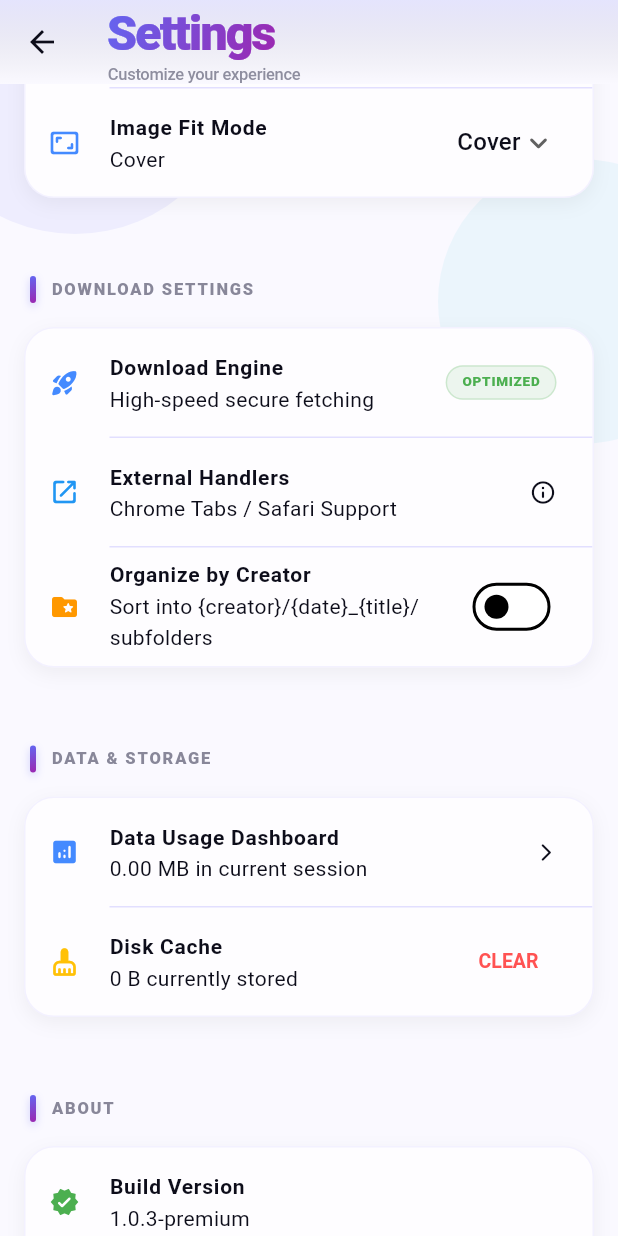
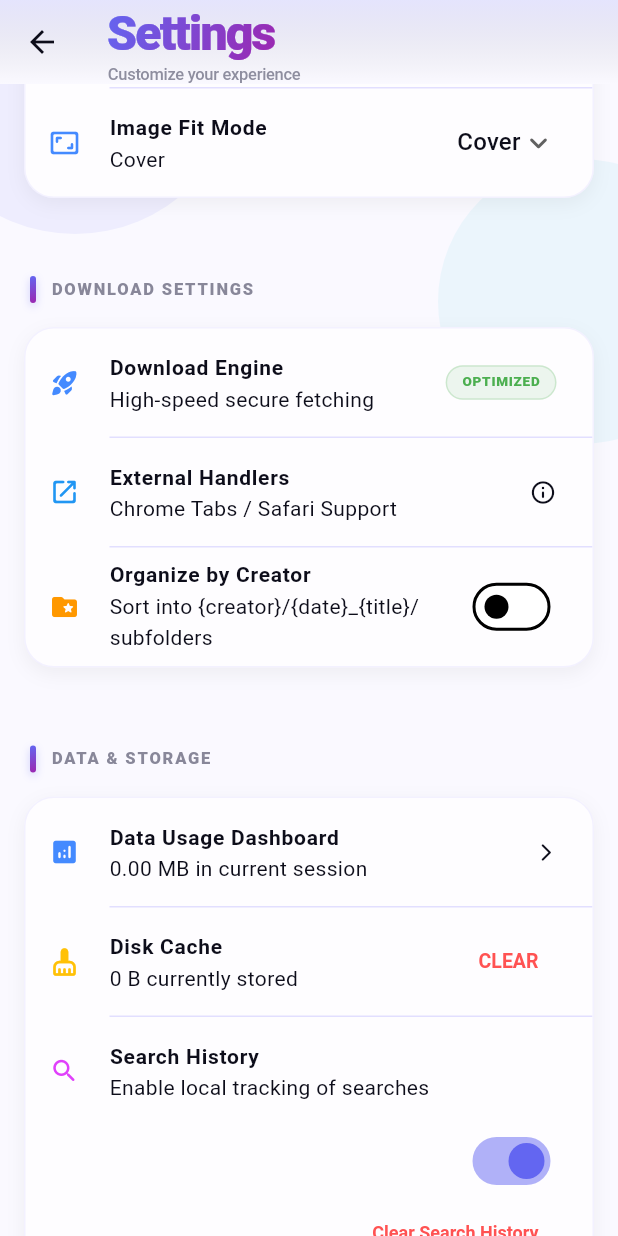
Before and after one commit to IR2816/K-C-Gallery-Viewer-CoMake, a Flutter app: the SettingsScreen screen opened by its route, scrolled down 1152 dp, on a phone screen of 412 x 824 dp. Run offline on Flutter 3.47's test engine with Material 3 defaults, Android fonts, the phone set to English and light mode, and no system bars; our stand-ins replace audioplayers, cached_network_image, chewie, dio, firebase_core, firebase_crashlytics and 7 more; missing offline and left inert: flutter_custom_tabs, flutter_inappwebview; accounts and stored records are empty; network calls fail.

```diff
--- a/lib/data/datasources/kemono_remote_datasource_impl.dart
+++ b/lib/data/datasources/kemono_remote_datasource_impl.dart
@@ -37,7 +37,9 @@ class _ApiCache {
   void set(String key, dynamic data) {
     if (_cache.length > 100) {
       final keysToRemove = _cache.keys.take(20).toList();
-      for (final k in keysToRemove) _cache.remove(k);
+      for (final k in keysToRemove) {
+        _cache.remove(k);
+      }
     }
     _cache[key] = _ApiCacheEntry(data, DateTime.now());
   }
--- a/lib/main.dart
+++ b/lib/main.dart
@@ -27,6 +27,7 @@ import 'presentation/providers/tracked_http_client.dart';
 import 'presentation/providers/download_provider.dart';
 import 'presentation/providers/bookmark_provider.dart';
 import 'presentation/providers/creator_quick_access_provider.dart';
+import 'presentation/providers/search_history_provider.dart';
 // 🚀 NEW: Discord imports
 import 'providers/discord_provider.dart';
 import 'providers/discord_search_provider.dart';
@@ -159,6 +160,10 @@ class MyApp extends StatelessWidget {
         // Creator Quick Access (recent + local favorites)
         ChangeNotifierProvider(
           create: (_) => CreatorQuickAccessProvider()..initialize(),
+        ),
+        // Search History (tracks searches with frequency)
+        ChangeNotifierProvider(
+          create: (_) => SearchHistoryProvider()..initialize(),
         ),
         // 🚀 NEW: Discord Provider
         ChangeNotifierProvider(
--- /dev/null
+++ b/lib/presentation/providers/search_history_provider.dart
@@ -0,0 +1,228 @@
+import 'dart:convert';
+import 'package:flutter/foundation.dart';
+import 'package:shared_preferences/shared_preferences.dart';
+
+/// Represents a single search history entry with metadata.
+class SearchHistoryEntry {
+  final String query;
+  final String type; // 'creator' or 'post'
+  final DateTime timestamp;
+  final int frequency; // Number of times searched
+
+  const SearchHistoryEntry({
+    required this.query,
+    required this.type,
+    required this.timestamp,
+    this.frequency = 1,
+  });
+
+  Map<String, dynamic> toJson() => {
+        'query': query,
+        'type': type,
+        'timestamp': timestamp.toIso8601String(),
+        'frequency': frequency,
+      };
+
+  factory SearchHistoryEntry.fromJson(Map<String, dynamic> json) =>
+      SearchHistoryEntry(
+        query: json['query'] as String? ?? '',
+        type: json['type'] as String? ?? 'creator',
+        timestamp: DateTime.tryParse(json['timestamp'] as String? ?? '') ??
+            DateTime.now(),
+        frequency: json['frequency'] as int? ?? 1,
+      );
+
+  SearchHistoryEntry copyWith({
+    String? query,
+    String? type,
+    DateTime? timestamp,
+    int? frequency,
+  }) =>
+      SearchHistoryEntry(
+        query: query ?? this.query,
+        type: type ?? this.type,
+        timestamp: timestamp ?? this.timestamp,
+        frequency: frequency ?? this.frequency,
+      );
+}
+
+/// Manages search history with type-aware tracking and frequency counting.
+///
+/// Features:
+/// - Track searches by type ('creator' or 'post')
+/// - Count frequency of searches
+/// - Persist to SharedPreferences
+/// - Retrieve by type or across all types
+/// - Clear individual or all entries
+/// - Get suggestions based on query prefix
+class SearchHistoryProvider with ChangeNotifier {
+  static const _historyKey = 'search_history_v2';
+  static const _maxEntries = 50;
+
+  final List<SearchHistoryEntry> _history = [];
+  bool _enabled = true;
+
+  List<SearchHistoryEntry> get history => _history;
+  bool get enabled => _enabled;
+
+  // ── Public Queries ────────────────────────────────────────────────────────
+
+  /// Get all searches, optionally filtered by type.
+  List<SearchHistoryEntry> getSearchHistory({
+    String? type,
+    int limit = 20,
+  }) {
+    var results = _history;
+    if (type != null) {
+      results = results.where((e) => e.type == type).toList();
+    }
+    return results.take(limit).toList();
+  }
+
+  /// Get search suggestions by matching query prefix.
+  List<SearchHistoryEntry> getSuggestions(String query, {String? type}) {
+    if (query.trim().isEmpty) return [];
+    final q = query.toLowerCase();
+    var results = _history
+        .where((e) => e.query.toLowerCase().startsWith(q))
+        .toList();
+    if (type != null) {
+      results = results.where((e) => e.type == type).toList();
+    }
+    return results;
+  }
+
+  /// Get most frequently searched items.
+  List<SearchHistoryEntry> getMostFrequent({
+    String? type,
+    int limit = 10,
+  }) {
+    var results = _history;
+    if (type != null) {
+      results = results.where((e) => e.type == type).toList();
+    }
+    results.sort((a, b) => b.frequency.compareTo(a.frequency));
+    return results.take(limit).toList();
+  }
+
+  // ── Mutations ─────────────────────────────────────────────────────────────
+
+  /// Record a search query with type and timestamp.
+  Future<void> trackSearch(String query, {String type = 'creator'}) async {
+    if (!_enabled || query.trim().isEmpty) return;
+
+    final trimmed = query.trim();
+
+    // Find existing entry
+    final index = _history.indexWhere(
+      (e) => e.query.toLowerCase() == trimmed.toLowerCase() && e.type == type,
+    );
+
+    if (index >= 0) {
+      // Update frequency and move to top
+      final entry = _history[index];
+      _history.removeAt(index);
+      _history.insert(
+        0,
+        entry.copyWith(
+          timestamp: DateTime.now(),
+          frequency: entry.frequency + 1,
+        ),
+      );
+    } else {
+      // Add new entry
+      _history.insert(
+        0,
+        SearchHistoryEntry(
+          query: trimmed,
+          type: type,
+          timestamp: DateTime.now(),
+          frequency: 1,
+        ),
+      );
+    }
+
+    // Trim to max entries
+    if (_history.length > _maxEntries) {
+      _history.removeRange(_maxEntries, _history.length);
+    }
+
+    await _save();
+    notifyListeners();
+  }
+
+  /// Remove a specific search from history.
+  Future<void> removeFromHistory(String query, {String? type}) async {
+    _history.removeWhere((e) {
+      final matches = e.query.toLowerCase() == query.toLowerCase();
+      if (type != null) return matches && e.type == type;
+      return matches;
+    });
+    await _save();
+    notifyListeners();
+  }
+
+  /// Clear all search history.
+  Future<void> clearSearchHistory() async {
+    _history.clear();
+    await _save();
+    notifyListeners();
+  }
+
+  /// Clear history of a specific type.
+  Future<void> clearByType(String type) async {
+    _history.removeWhere((e) => e.type == type);
+    await _save();
+    notifyListeners();
+  }
+
+  /// Enable or disable search history tracking.
+  Future<void> setEnabled(bool enabled) async {
+    _enabled = enabled;
+    final prefs = await SharedPreferences.getInstance();
+    await prefs.setBool('search_history_enabled', enabled);
+    notifyListeners();
+  }
+
+  // ── Initialization & Persistence ──────────────────────────────────────────
+
+  Future<void> initialize() async {
+    await _load();
+    notifyListeners();
+  }
+
+  Future<void> _load() async {
+    try {
+      final prefs = await SharedPreferences.getInstance();
+
+      // Load enabled state
+      _enabled = prefs.getBool('search_history_enabled') ?? true;
+
+      // Load history
+      final raw = prefs.getStringList(_historyKey) ?? [];
+      _history.clear();
+      for (final s in raw) {
+        try {
+          final map = jsonDecode(s) as Map<String, dynamic>;
+          _history.add(SearchHistoryEntry.fromJson(map));
+        } catch (e) {
+          debugPrint('SearchHistoryProvider: skipping corrupt entry – $e');
+        }
+      }
+    } catch (e) {
+      debugPrint('SearchHistoryProvider: load error – $e');
+    }
+  }
+
+  Future<void> _save() async {
+    try {
+      final prefs = await SharedPreferences.getInstance();
+      final encoded = _history
+          .map((e) => jsonEncode(e.toJson()))
+          .toList();
+      await prefs.setStringList(_historyKey, encoded);
+    } catch (e) {
+      debugPrint('SearchHistoryProvider: save error – $e');
+    }
+  }
+}
--- a/lib/presentation/screens/bookmarks_screen.dart
+++ b/lib/presentation/screens/bookmarks_screen.dart
@@ -9,7 +9,6 @@ import '../providers/settings_provider.dart';
 import '../theme/app_theme.dart';
 import '../widgets/app_state_widgets.dart';
 import 'post_detail_screen.dart';
-import '../../domain/entities/api_source.dart';
 import '../../domain/entities/post.dart';
 import '../../domain/entities/post_file.dart';
 
--- a/lib/presentation/screens/settings_screen.dart
+++ b/lib/presentation/screens/settings_screen.dart
@@ -7,6 +7,7 @@ import '../providers/settings_provider.dart';
 import '../providers/theme_provider.dart';
 import '../providers/tag_filter_provider.dart';
 import '../providers/data_usage_tracker.dart';
+import '../providers/search_history_provider.dart';
 
 // Theme
 import '../theme/app_theme.dart';
@@ -1031,6 +1032,56 @@ class _SettingsScreenState extends State<SettingsScreen> {
                   child: const Text('CLEAR'),
                 ),
               ),
+
+              const Divider(height: 1, indent: 56),
+
+              // Search History Tracking
+              ListTile(
+                leading: const Icon(
+                  Icons.search_rounded,
+                  size: 20,
+                  color: Colors.purpleAccent,
+                ),
+                title: const Text(
+                  'Search History',
+                  style: TextStyle(fontWeight: FontWeight.w600),
+                ),
+                subtitle: const Text('Enable local tracking of searches'),
+              ),
+              ListTile(
+                dense: true,
+                trailing: Consumer<SearchHistoryProvider>(
+                  builder: (context, searchHistory, _) {
+                    return Switch(
+                      value: searchHistory.enabled,
+                      activeColor: AppTheme.primaryColor,
+                      onChanged: (bool value) {
+                        searchHistory.setEnabled(value);
+                      },
+                    );
+                  },
+                ),
+              ),
+              ListTile(
+                dense: true,
+                trailing: Consumer<SearchHistoryProvider>(
+                  builder: (context, searchHistory, _) {
+                    return TextButton(
+                      onPressed: searchHistory.enabled
+                          ? () => searchHistory.clearSearchHistory()
+                          : null,
+                      style: TextButton.styleFrom(
+                        foregroundColor: Colors.redAccent,
+                        textStyle: const TextStyle(
+                          fontWeight: FontWeight.w700,
+                          fontSize: 12,
+                        ),
+                      ),
+                      child: const Text('Clear Search History'),
+                    );
+                  },
+                ),
+              ),
             ],
           ),
         );
```
Also changed, not shown: lib/presentation/screens/download_manager_screen.dart (+6 -2 lines), lib/presentation/screens/search_screen_dual.dart (+95 -13 lines), pubspec.lock.
